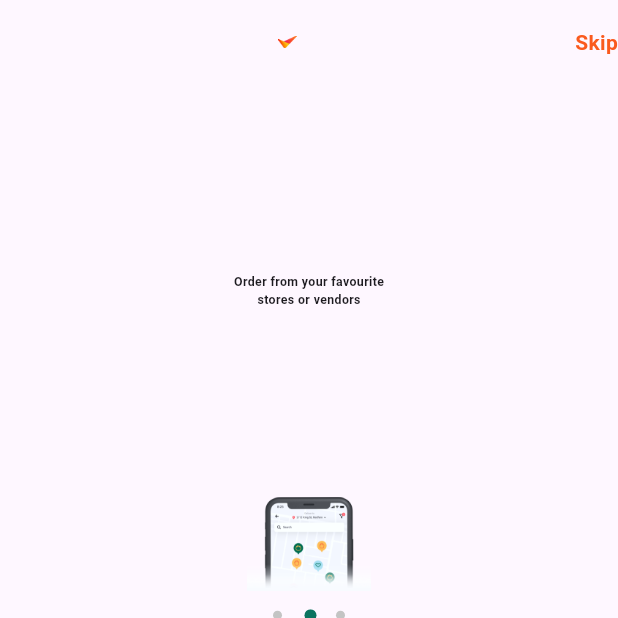
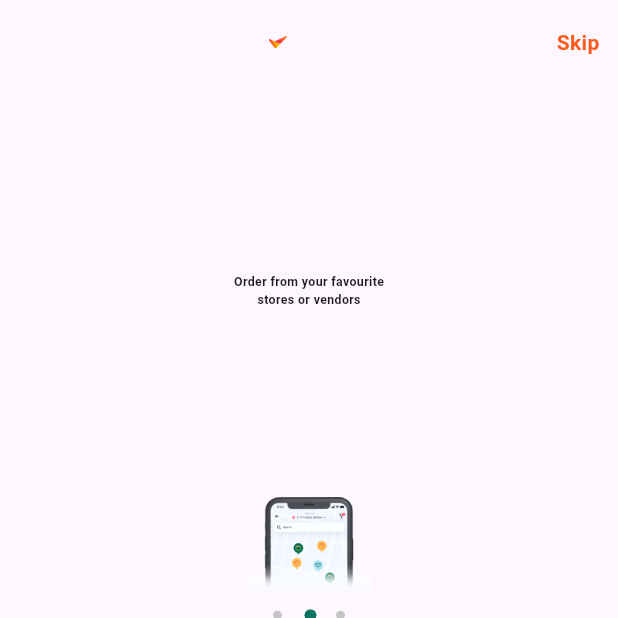
Before and after one commit to anziltp/foodapp, a Flutter app: the screen it shows after launch, on a phone screen of 412 x 824 dp, the top half of it. Run offline on Flutter 3.47's test engine with Material 3 defaults, Android fonts, the phone set to English and light mode, and no system bars; our stand-ins replace flutter_svg, smooth_page_indicator.

Commit message:
created first_page.dart padding

```diff
--- a/lib/first_page.dart
+++ b/lib/first_page.dart
@@ -22,7 +22,10 @@ class _FirstPageState extends State<FirstPage> {
       appBar: AppBar(
         title: Center(child: Image.asset(ImageConst.splashscreen,width: w*0.03,)),
         actions: [
-          Text("Skip",style: TextStyle(fontWeight: FontWeight.w600,color: ColorConst.primerycolor),)
+          Padding(
+            padding:  EdgeInsets.only(right: w*0.03),
+            child: Text("Skip",style: TextStyle(fontWeight: FontWeight.w600,color: ColorConst.primerycolor),),
+          )
         ],
       ),
       body: Column(
```
